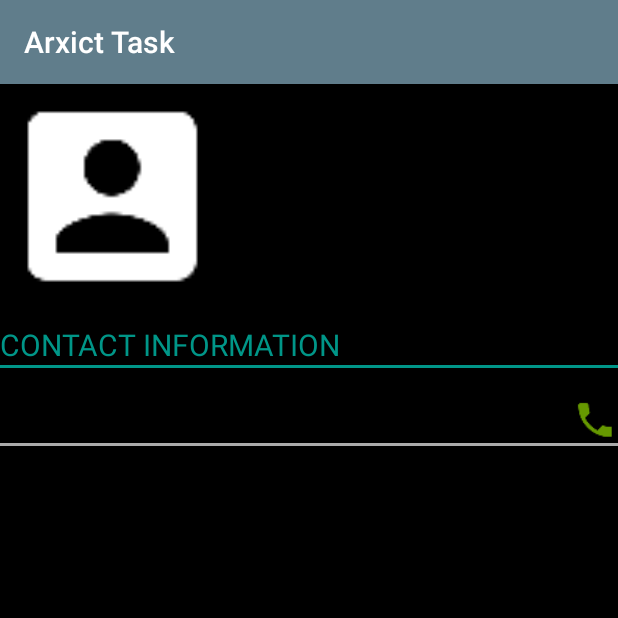
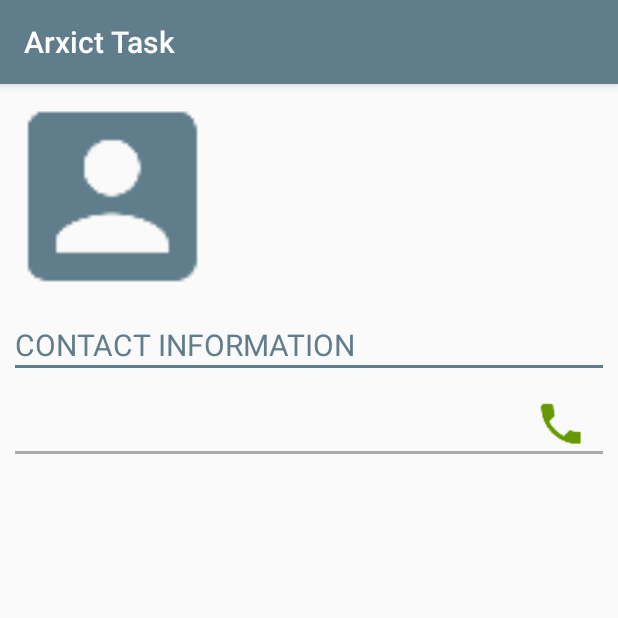
Before and after one commit to kareemws/Permanent-Storage-API-Request-and-Contact-list-Sample-App, an Android app: the ContactDetails screen opened directly, with no data from a screen before it, on a phone screen of 412 x 824 dp, the top half of it. Run offline under Robolectric (Android 15) with nearby library versions, the phone set to English and light mode, and no system bars.

```diff
--- a/app/src/main/java/com/kareemwaleed/arxicttask/activities/TabsActivity.java
+++ b/app/src/main/java/com/kareemwaleed/arxicttask/activities/TabsActivity.java
@@ -21,7 +21,6 @@ public class TabsActivity extends AppCompatActivity {
     private Toolbar toolbar;
     private TabLayout tabLayout;
     private ViewPager viewPager;
-    private final int CONTACTS_PERMISSION_REQUEST = 0;
     private SharedPreferences user;
 
     @Override
--- a/app/src/main/res/layout/activity_contact_details.xml
+++ b/app/src/main/res/layout/activity_contact_details.xml
@@ -1,12 +1,13 @@
 <?xml version="1.0" encoding="utf-8"?>
-<RelativeLayout xmlns:android="http://schemas.android.com/apk/res/android"
-    xmlns:app="http://schemas.android.com/apk/res-auto"
+<ScrollView xmlns:android="http://schemas.android.com/apk/res/android"
     xmlns:tools="http://schemas.android.com/tools"
     android:layout_width="match_parent"
+    android:layout_height="match_parent">
+
+    <RelativeLayout
+        android:layout_width="match_parent"
         android:layout_height="match_parent"
-    app:layout_behavior="@string/appbar_scrolling_view_behavior"
-    tools:context="com.kareemwaleed.arxicttask.activities.ContactDetails"
-    android:background="@android:color/black">
+        tools:context="com.kareemwaleed.arxicttask.activities.ContactDetails">
 
         <RelativeLayout
             android:id="@+id/header_layout"
@@ -18,25 +19,28 @@
                 android:layout_height="150dp"
                 android:layout_alignParentStart="true"
                 android:scaleType="fitCenter"
-            android:src="@mipmap/ic_account_box_white_48dp" />
+                android:src="@mipmap/ic_account_box_white_48dp"
+                android:tint="@color/colorPrimary" />
 
             <TextView
                 android:id="@+id/contact_name"
                 android:layout_width="wrap_content"
                 android:layout_height="wrap_content"
                 android:layout_alignParentEnd="true"
-            android:text="My Name"
-            android:textColor="@color/colorAccent"
                 android:layout_centerVertical="true"
-            android:textSize="25sp"/>
+                android:paddingEnd="20dp"
+                android:textColor="@color/colorPrimary"
+                android:textSize="25sp" />
         </RelativeLayout>
 
         <RelativeLayout
-        android:layout_marginTop="10dp"
             android:id="@+id/contact_information"
             android:layout_width="match_parent"
             android:layout_height="wrap_content"
-        android:layout_below="@id/header_layout">
+            android:layout_below="@id/header_layout"
+            android:layout_marginTop="10dp"
+            android:layout_marginStart="10dp"
+            android:layout_marginEnd="10dp">
 
             <TextView
                 android:id="@+id/contact_information_text_view"
@@ -45,40 +49,43 @@
                 android:layout_alignParentStart="true"
                 android:layout_alignParentTop="true"
                 android:text="CONTACT INFORMATION"
-            android:textSize="20sp"
-            android:textColor="@color/colorAccent"/>
+                android:textColor="@color/colorPrimary"
+                android:textSize="20sp" />
 
             <View
                 android:layout_width="match_parent"
                 android:layout_height="2dp"
                 android:layout_below="@id/contact_information_text_view"
-            android:background="@color/colorAccent" />
+                android:background="@color/colorPrimary" />
         </RelativeLayout>
 
         <RelativeLayout
-        android:layout_marginTop="20dp"
             android:id="@+id/phone_number_layout"
             android:layout_width="match_parent"
             android:layout_height="wrap_content"
-        android:layout_below="@id/contact_information">
+            android:layout_below="@id/contact_information"
+            android:layout_marginEnd="10dp"
+            android:layout_marginStart="10dp"
+            android:layout_marginTop="20dp">
 
             <TextView
                 android:id="@+id/phone_number"
                 android:layout_width="wrap_content"
                 android:layout_height="wrap_content"
                 android:layout_alignParentStart="true"
-            android:textColor="@android:color/white"
-            android:textSize="18sp"/>
+                android:textSize="20sp"
+                android:layout_marginStart="10dp"/>
 
             <ImageButton
                 android:id="@+id/call_button"
-            android:layout_width="30dp"
-            android:layout_height="30dp"
+                android:layout_width="35dp"
+                android:layout_height="35dp"
                 android:layout_alignParentEnd="true"
+                android:background="@android:color/transparent"
                 android:scaleType="fitCenter"
-            android:background="@android:color/transparent"
                 android:src="@mipmap/ic_phone_white_24dp"
-            android:tint="@android:color/holo_green_dark" />
+                android:tint="@android:color/holo_green_dark"
+                android:layout_marginEnd="10dp"/>
 
             <View
                 android:layout_width="match_parent"
@@ -92,20 +99,26 @@
             android:id="@+id/email_layout"
             android:layout_width="match_parent"
             android:layout_height="wrap_content"
-        android:layout_below="@id/phone_number_layout">
+            android:layout_below="@id/phone_number_layout"
+            android:layout_marginEnd="10dp"
+            android:layout_marginStart="10dp"
+            android:layout_marginTop="20dp">
 
             <TextView
                 android:id="@+id/email"
                 android:layout_width="wrap_content"
                 android:layout_height="wrap_content"
-            android:layout_alignParentStart="true" />
+                android:layout_alignParentStart="true"
+                android:textSize="20sp"
+                android:layout_marginStart="10dp" />
 
             <View
                 android:layout_width="match_parent"
                 android:layout_height="2dp"
                 android:layout_below="@id/email"
-            android:background="@color/colorPrimary" />
+                android:background="@android:color/darker_gray" />
 
         </RelativeLayout>
 
     </RelativeLayout>
+</ScrollView>
```
Lines whose indentation alone changed are shown as unchanged.
